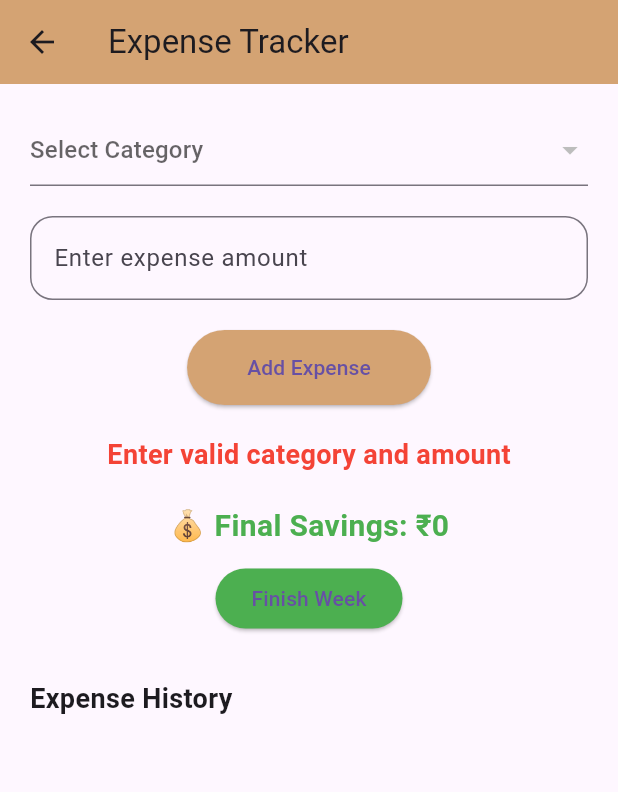
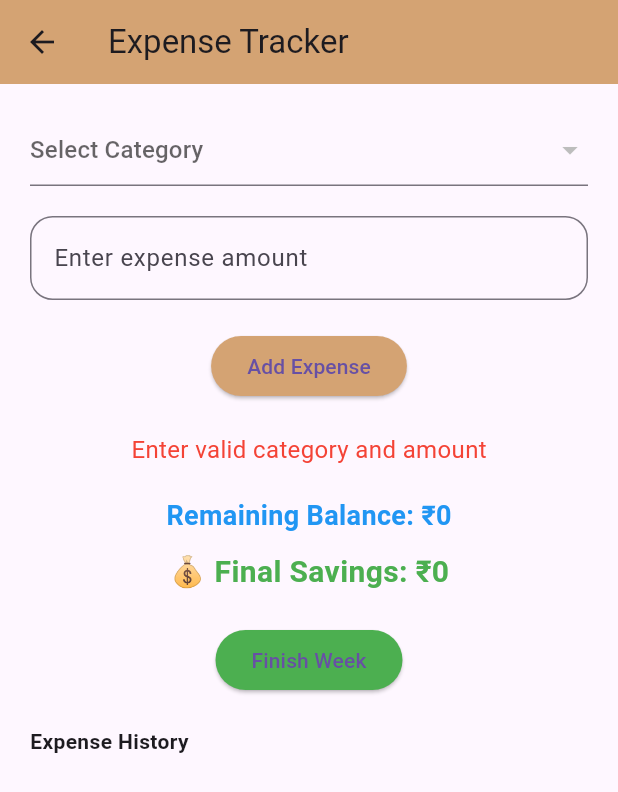
Before and after one commit to Thanusrisabarirajan/SMART_SPEND_APP, a Flutter app: the ExpenseScreen screen opened directly with empty values, after a tap on "Add Expense", on a phone screen of 412 x 824 dp. Shown: the top 792 px of the screen. Run offline on Flutter 3.47's test engine with Material 3 defaults, Android fonts, the phone set to English and light mode, and no system bars; our stand-ins replace fl_chart.

Commit message:
Fixed savings logic: added remaining balance and correct final savings calculation

```diff
--- a/lib/expense_screen.dart
+++ b/lib/expense_screen.dart
@@ -22,14 +22,16 @@ class _ExpenseScreenState extends State<ExpenseScreen> {
 
   int totalSpent = 0;
   int totalBudget = 0;
+  int allocatedAmount = 0; // ✅ NEW
 
   @override
   void initState() {
     super.initState();
 
-    // ✅ ORIGINAL TOTAL BUDGET (VERY IMPORTANT)
+    // ✅ Calculate TOTAL + ALLOCATED
     for (var cat in widget.categories) {
       totalBudget += cat["limit"] as int;
+      allocatedAmount += cat["limit"] as int;
     }
   }
 
@@ -55,13 +57,10 @@ class _ExpenseScreenState extends State<ExpenseScreen> {
 
       setState(() {
 
-        // reduce from category
         widget.categories[index]["limit"] -= expense;
 
-        // track total spent
         totalSpent += expense;
 
-        // history
         expenseHistory.add({
           "category": selectedCategory,
           "amount": expense
@@ -71,17 +70,6 @@ class _ExpenseScreenState extends State<ExpenseScreen> {
         messageColor = Colors.green;
 
       });
-
-      // ⚠️ Spending warning
-      if (totalSpent > totalBudget * 0.7) {
-        ScaffoldMessenger.of(context).showSnackBar(
-          const SnackBar(
-            content: Text(
-              "⚠️ You are spending too fast. Try to control your expenses.",
-            ),
-          ),
-        );
-      }
 
     } else {
 
@@ -98,8 +86,9 @@ class _ExpenseScreenState extends State<ExpenseScreen> {
   @override
   Widget build(BuildContext context) {
 
-    // ✅ FINAL SAVINGS LOGIC (THIS IS YOUR MAIN CHANGE)
-    int finalSavings = totalBudget - totalSpent;
+    // ✅ CORRECT LOGIC
+    int remainingBalance = totalBudget - allocatedAmount;
+    int finalSavings = remainingBalance - totalSpent;
 
     return Scaffold(
 
@@ -115,7 +104,7 @@ class _ExpenseScreenState extends State<ExpenseScreen> {
 
           children: [
 
-            // CATEGORY SELECT
+            // CATEGORY
             DropdownButtonFormField<String>(
               hint: const Text("Select Category"),
               value: selectedCategory,
@@ -136,7 +125,7 @@ class _ExpenseScreenState extends State<ExpenseScreen> {
 
             const SizedBox(height: 20),
 
-            // AMOUNT INPUT
+            // INPUT
             TextField(
               controller: expenseController,
               keyboardType: TextInputType.number,
@@ -150,15 +139,11 @@ class _ExpenseScreenState extends State<ExpenseScreen> {
 
             const SizedBox(height: 20),
 
-            // ADD EXPENSE BUTTON
+            // BUTTON
             ElevatedButton(
               onPressed: addExpense,
               style: ElevatedButton.styleFrom(
                 backgroundColor: const Color(0xFFD4A373),
-                padding: const EdgeInsets.symmetric(
-                  horizontal: 40,
-                  vertical: 15,
-                ),
               ),
               child: const Text("Add Expense"),
             ),
@@ -169,15 +154,28 @@ class _ExpenseScreenState extends State<ExpenseScreen> {
             Text(
               message,
               style: TextStyle(
-                fontSize: 18,
-                fontWeight: FontWeight.bold,
+                fontSize: 16,
                 color: messageColor,
               ),
             ),
 
             const SizedBox(height: 20),
 
-            // ✅ FINAL SAVINGS DISPLAY (UPDATED)
+            // ✅ SHOW BOTH VALUES
+            Column(
+              children: [
+
+                Text(
+                  "Remaining Balance: ₹$remainingBalance",
+                  style: const TextStyle(
+                    fontSize: 18,
+                    color: Colors.blue,
+                    fontWeight: FontWeight.bold,
+                  ),
+                ),
+
+                const SizedBox(height: 10),
+
                 Text(
                   "💰 Final Savings: ₹$finalSavings",
                   style: const TextStyle(
@@ -187,9 +185,12 @@ class _ExpenseScreenState extends State<ExpenseScreen> {
                   ),
                 ),
 
-            const SizedBox(height: 10),
+              ],
+            ),
 
-            // FINISH WEEK BUTTON
+            const SizedBox(height: 20),
+
+            // FINISH BUTTON
             ElevatedButton(
               onPressed: () {
                 showDialog(
@@ -208,38 +209,24 @@ class _ExpenseScreenState extends State<ExpenseScreen> {
               child: const Text("Finish Week"),
             ),
 
-            const SizedBox(height: 30),
+            const SizedBox(height: 20),
 
             const Align(
               alignment: Alignment.centerLeft,
               child: Text(
                 "Expense History",
-                style: TextStyle(
-                  fontSize: 18,
-                  fontWeight: FontWeight.bold,
+                style: TextStyle(fontWeight: FontWeight.bold),
               ),
             ),
-            ),
-
-            const SizedBox(height: 10),
 
             Expanded(
               child: ListView.builder(
                 itemCount: expenseHistory.length,
                 itemBuilder: (context, index) {
-
-                  return Card(
-                    child: ListTile(
+                  return ListTile(
                     title: Text(expenseHistory[index]["category"]),
-                      trailing: Text(
-                        "₹${expenseHistory[index]["amount"]}",
-                        style: const TextStyle(
-                          fontWeight: FontWeight.bold,
-                        ),
-                      ),
-                    ),
+                    trailing: Text("₹${expenseHistory[index]["amount"]}"),
                   );
-
                 },
               ),
             ),
```
Lines whose indentation alone changed are shown as unchanged.
